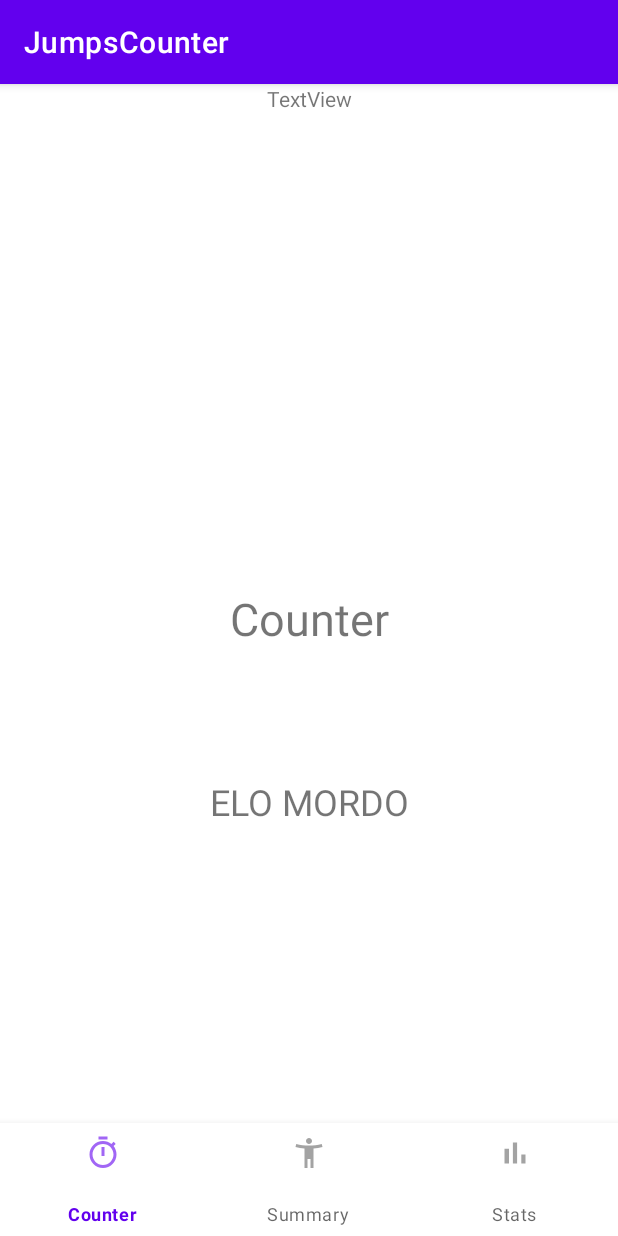
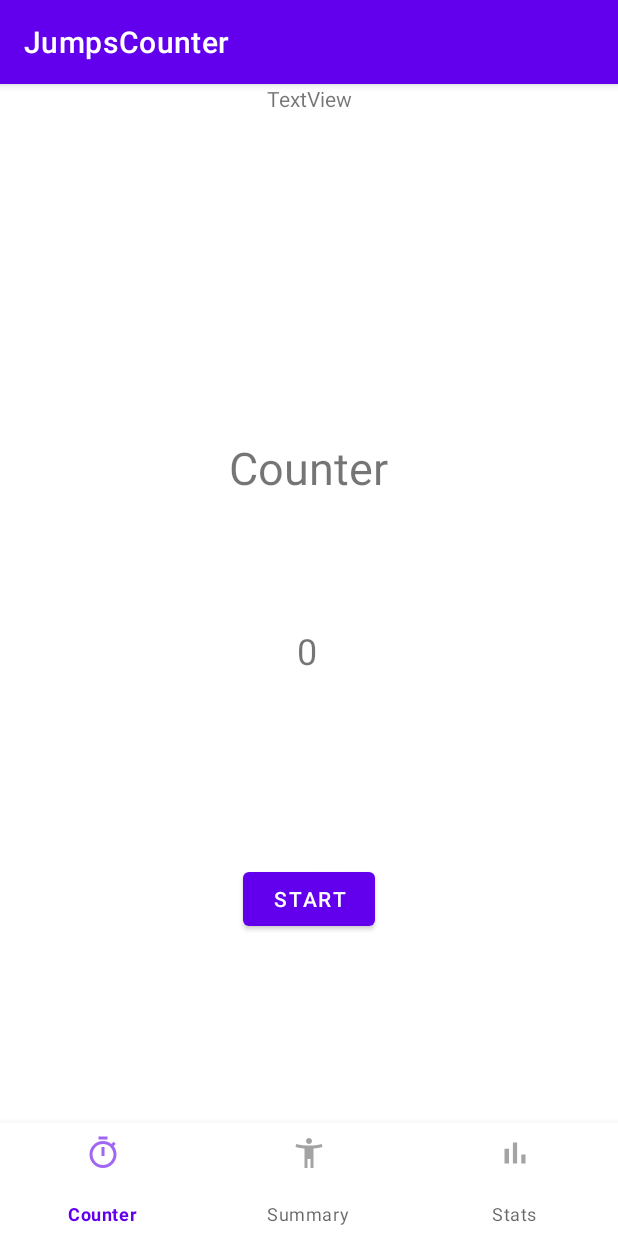
Before and after one commit to KraftUnderscore/JumpsCounter, an Android app: the screen it shows after launch (MainActivity), on a phone screen of 412 x 824 dp. Run offline under Robolectric (Android 15) with nearby library versions, the phone set to English and light mode, and no system bars.

Commit message:
Add start button

```diff
--- a/app/src/main/java/com/pieta/jumpscounter/MainActivity.java
+++ b/app/src/main/java/com/pieta/jumpscounter/MainActivity.java
@@ -15,7 +15,7 @@ import com.pieta.jumpscounter.logic.LinearAccelerationDetector;
 
 public class MainActivity extends AppCompatActivity {
 
-    private enum State {
+    public enum State {
         INIT, STOPPED, START, RESUME, PAUSED, SAVE_DATA, SUMMARY, STATS, COUNTER
     }
 
@@ -34,7 +34,7 @@ public class MainActivity extends AppCompatActivity {
         switchState(State.INIT);
     }
 
-    private void switchState(State state) {
+    public void switchState(State state) {
         switch (state) {
             case INIT:
                 initialize();
@@ -44,6 +44,7 @@ public class MainActivity extends AppCompatActivity {
                 updateFrame(counterFragment);
                 break;
             case START:
+                counterFragment.updateCounter(69);
                 break;
             case PAUSED:
                 break;
@@ -69,7 +70,7 @@ public class MainActivity extends AppCompatActivity {
         detector = new LinearAccelerationDetector(this);
         detector.setCollector(collector);
 
-        counterFragment = new CounterFragment();
+        counterFragment = new CounterFragment(this);
         summaryFragment = new SummaryFragment();
         statsFragment = new StatsFragment();
 
--- a/app/src/main/java/com/pieta/jumpscounter/fragments/CounterFragment.java
+++ b/app/src/main/java/com/pieta/jumpscounter/fragments/CounterFragment.java
@@ -9,26 +9,40 @@ import androidx.fragment.app.Fragment;
 import android.view.LayoutInflater;
 import android.view.View;
 import android.view.ViewGroup;
+import android.widget.Button;
 import android.widget.TextView;
 
+import com.pieta.jumpscounter.MainActivity;
 import com.pieta.jumpscounter.R;
 
-public class CounterFragment extends Fragment {
+public class CounterFragment extends Fragment implements View.OnClickListener {
 
-    private TextView hejo;
+    private TextView counter;
+    private MainActivity mainActivity;
 
-    public CounterFragment() {
+    public CounterFragment(MainActivity activity) {
         super(R.layout.fragment_counter);
+        mainActivity = activity;
     }
 
     @Override
     public void onViewCreated(@NonNull View view, @Nullable Bundle savedInstanceState) {
         super.onViewCreated(view, savedInstanceState);
-        hejo = (TextView) getView().findViewById(R.id.jumps_counter);
-        hejo.setText("ELO MORDO");
+        counter = (TextView) getView().findViewById(R.id.jumps_counter);
+        Button button = (Button) view.findViewById(R.id.stat_button);
+        button.setOnClickListener(this);
     }
 
-    public void Test(int kupa) {
-        hejo.setText("DUPA: " + Integer.toString(kupa));
+    public void updateCounter(int value) {
+        counter.setText(Integer.toString(value));
+    }
+
+    @Override
+    public void onClick(View view) {
+        switch (view.getId()) {
+            case R.id.stat_button:
+                mainActivity.switchState(MainActivity.State.START);
+                break;
+        }
     }
 }
--- a/app/src/main/java/com/pieta/jumpscounter/logic/LinearAccelerationDetector.java
+++ b/app/src/main/java/com/pieta/jumpscounter/logic/LinearAccelerationDetector.java
@@ -11,7 +11,7 @@ public class LinearAccelerationDetector implements JumpDetector, SensorEventList
     private Sensor sensor;
     private boolean isDetecting = false;
     private float previousX, previousY, previousZ;
-    private final float threshold = 0.05f;
+    private final float threshold = 0.5f;
 
     public LinearAccelerationDetector(Context context) {
         SensorManager manager = (SensorManager) context.getSystemService(Context.SENSOR_SERVICE);
--- a/app/src/main/res/layout/fragment_counter.xml
+++ b/app/src/main/res/layout/fragment_counter.xml
@@ -14,9 +14,10 @@
         android:textSize="30dp"
         app:layout_constraintBottom_toBottomOf="parent"
         app:layout_constraintEnd_toEndOf="parent"
-        app:layout_constraintHorizontal_bias="0.5"
+        app:layout_constraintHorizontal_bias="0.498"
         app:layout_constraintStart_toStartOf="parent"
-        app:layout_constraintTop_toTopOf="parent" />
+        app:layout_constraintTop_toTopOf="parent"
+        app:layout_constraintVertical_bias="0.341" />
 
     <TextView
         android:id="@+id/jumps_counter"
@@ -26,9 +27,19 @@
         android:textSize="24sp"
         app:layout_constraintBottom_toBottomOf="parent"
         app:layout_constraintEnd_toEndOf="parent"
-        app:layout_constraintHorizontal_bias="0.5"
+        app:layout_constraintHorizontal_bias="0.497"
         app:layout_constraintStart_toStartOf="parent"
         app:layout_constraintTop_toBottomOf="@+id/text_title_counter"
-        app:layout_constraintVertical_bias=".3" />
+        app:layout_constraintVertical_bias="0.222" />
+
+    <Button
+        android:id="@+id/stat_button"
+        android:layout_width="wrap_content"
+        android:layout_height="wrap_content"
+        android:text="@string/start_text"
+        app:layout_constraintBottom_toBottomOf="parent"
+        app:layout_constraintEnd_toEndOf="parent"
+        app:layout_constraintStart_toStartOf="parent"
+        app:layout_constraintTop_toBottomOf="@+id/jumps_counter" />
 
 </androidx.constraintlayout.widget.ConstraintLayout>
--- a/app/src/main/res/values/strings.xml
+++ b/app/src/main/res/values/strings.xml
@@ -3,6 +3,5 @@
     <string name="title_stats">Stats</string>
     <string name="title_summary">Summary</string>
     <string name="title_counter">Counter</string>
-    <!-- TODO: Remove or change this placeholder text -->
-    <string name="hello_blank_fragment">Hello blank fragment</string>
+    <string name="start_text">Start</string>
 </resources>
```
